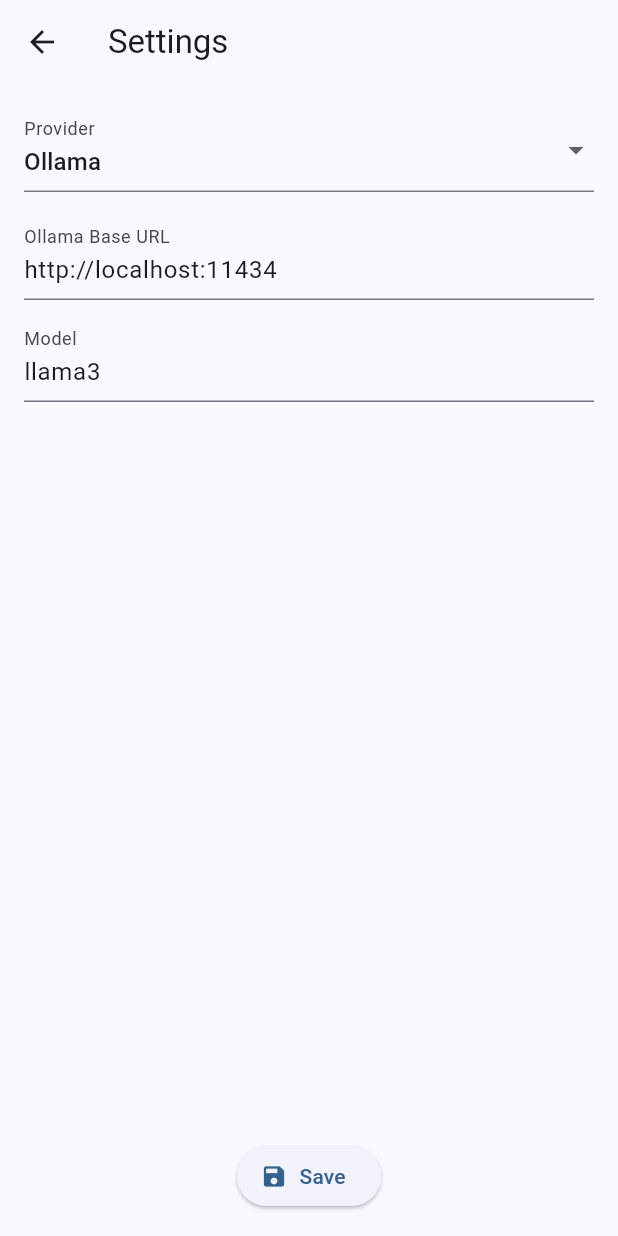
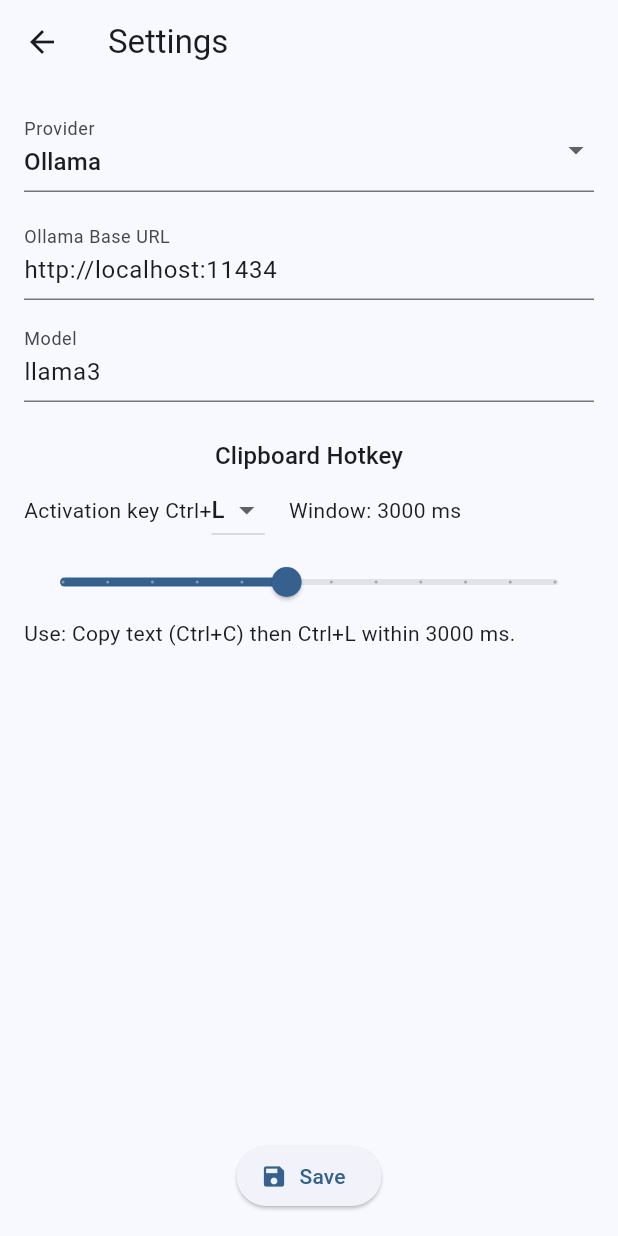
Before and after one commit to zahasoftware/translator_api, a Flutter app: the screen it shows after launch, after a tap on the "settings" icon, on a phone screen of 412 x 824 dp. Run offline on Flutter 3.47's test engine with Material 3 defaults, Android fonts, the phone set to English and light mode, and no system bars; our stand-ins replace shared_preferences; missing offline and left inert: hotkey_manager, launch_at_startup, tray_manager, window_manager; statements that could not run were skipped.

Commit message:
Try icon and pasting clipboard

```diff
--- a/lib/features/settings/theme_provider.dart
+++ b/lib/features/settings/theme_provider.dart
@@ -2,25 +2,35 @@ import 'package:flutter/material.dart';
 import 'package:shared_preferences/shared_preferences.dart';
 
 class ThemeProvider extends ChangeNotifier {
+  static const _prefsKey = 'theme_mode';
   ThemeMode _mode = ThemeMode.system;
   ThemeMode get mode => _mode;
 
-  Future<void> init() async {
+  Future<void> load() async {
     final prefs = await SharedPreferences.getInstance();
-    final stored = prefs.getString('theme_mode');
-    if (stored != null) {
-      _mode = ThemeMode.values.firstWhere(
-        (m) => m.name == stored,
-        orElse: () => ThemeMode.system,
-      );
+    final raw = prefs.getString(_prefsKey);
+    switch (raw) {
+      case 'light':
+        _mode = ThemeMode.light;
+        break;
+      case 'dark':
+        _mode = ThemeMode.dark;
+        break;
+      case 'system':
+      default:
+        _mode = ThemeMode.system;
     }
     notifyListeners();
   }
 
-  Future<void> setMode(ThemeMode mode) async {
-    _mode = mode;
+  Future<void> setMode(ThemeMode m) async {
+    if (_mode == m) return;
+    _mode = m;
     final prefs = await SharedPreferences.getInstance();
-    await prefs.setString('theme_mode', mode.name);
+    await prefs.setString(
+      _prefsKey,
+      m == ThemeMode.system ? 'system' : m == ThemeMode.light ? 'light' : 'dark',
+    );
     notifyListeners();
   }
 }
--- a/lib/features/translation/translation_provider.dart
+++ b/lib/features/translation/translation_provider.dart
@@ -1,4 +1,5 @@
 import 'package:flutter/foundation.dart';
+import 'package:flutter/services.dart';
 import 'package:shared_preferences/shared_preferences.dart';
 import 'package:translator_app/features/translation/ollama_translation_service.dart';
 import 'package:translator_app/features/translation/azure_translation_service.dart';
@@ -27,6 +28,15 @@ class TranslationProvider extends ChangeNotifier {
   String get azureRegion => _azureRegion;
   TranslationService get service => _service;
 
+  // Hotkey state (added)
+  String _sourceText = '';
+  TranslationResult? _lastResult;
+  String _defaultTargetLang = 'en';
+
+  String get sourceText => _sourceText;
+  TranslationResult? get lastResult => _lastResult;
+  String get defaultTargetLang => _defaultTargetLang;
+
   bool _initialized = false;
   bool get initialized => _initialized;
 
@@ -38,6 +48,7 @@ class TranslationProvider extends ChangeNotifier {
     _azureEndpoint = prefs.getString('azure_endpoint') ?? _azureEndpoint;
     _azureKey = prefs.getString('azure_key') ?? _azureKey;
     _azureRegion = prefs.getString('azure_region') ?? _azureRegion;
+    _defaultTargetLang = prefs.getString('default_target_lang') ?? _defaultTargetLang;
     _service = _buildService();
     _initialized = true;
     notifyListeners();
@@ -57,6 +68,7 @@ class TranslationProvider extends ChangeNotifier {
     String? azureEndpoint,
     String? azureKey,
     String? azureRegion,
+    String? defaultTargetLang,
   }) async {
     final prefs = await SharedPreferences.getInstance();
     if (providerId != null) {
@@ -68,8 +80,48 @@ class TranslationProvider extends ChangeNotifier {
     if (azureEndpoint != null) { _azureEndpoint = azureEndpoint; await prefs.setString('azure_endpoint', azureEndpoint); }
     if (azureKey != null) { _azureKey = azureKey; await prefs.setString('azure_key', azureKey); }
     if (azureRegion != null) { _azureRegion = azureRegion; await prefs.setString('azure_region', azureRegion); }
+    if (defaultTargetLang != null) {
+      _defaultTargetLang = defaultTargetLang;
+      await prefs.setString('default_target_lang', defaultTargetLang);
+    }
     _service = _buildService();
     notifyListeners();
+  }
+
+  void setSourceText(String v) {
+    _sourceText = v;
+    notifyListeners();
+  }
+
+  Future<TranslationResult> performTranslate({
+    required String text,
+    String sourceLang = 'auto',
+    String? targetLang,
+    String? modelOverride,
+  }) async {
+    _sourceText = text;
+    notifyListeners();
+    final r = await _service.translate(
+      text: text,
+      targetLang: targetLang ?? _defaultTargetLang,
+      sourceLang: sourceLang,
+      options: TranslationOptions(model: modelOverride ?? _model),
+    );
+    _lastResult = r;
+    notifyListeners();
+    return r;
+  }
+
+  Future<TranslationResult?> translateCurrent() async {
+    if (_sourceText.trim().isEmpty) return null;
+    return performTranslate(text: _sourceText);
+  }
+
+  Future<TranslationResult?> translateFromClipboard() async {
+    final d = await Clipboard.getData('text/plain');
+    final t = d?.text?.trim() ?? '';
+    if (t.isEmpty) return null;
+    return performTranslate(text: t);
   }
 
   Future<TranslationResult> translate({
--- a/lib/main.dart
+++ b/lib/main.dart
@@ -1,26 +1,49 @@
+import 'dart:io';
+import 'package:flutter/foundation.dart';
+import 'package:hotkey_manager/hotkey_manager.dart';
+import 'package:window_manager/window_manager.dart';
 import 'package:flutter/material.dart';
 import 'package:provider/provider.dart';
 import 'package:translator_app/features/translation/translation_provider.dart';
 import 'package:translator_app/features/settings/theme_provider.dart';
 import 'package:translator_app/features/history/translation_history_provider.dart';
+import 'package:translator_app/services/hotkey_activation_service.dart';
+import 'package:translator_app/services/tray_startup_provider.dart';
 
-void main() {
-  runApp(const TranslatorRoot());
-}
+void main() async {
+  WidgetsFlutterBinding.ensureInitialized();
+  if (!kIsWeb && (Platform.isWindows || Platform.isLinux || Platform.isMacOS)) {
+    await windowManager.ensureInitialized();
+    const opts = WindowOptions(
+      size: Size(1000, 720),
+      center: true,
+      title: 'Translator',
+    );
+    windowManager.waitUntilReadyToShow(opts, () async {
+      await windowManager.show();
+      await windowManager.focus();
+    });
+  }
 
-class TranslatorRoot extends StatelessWidget {
-  const TranslatorRoot({super.key});
-  @override
-  Widget build(BuildContext context) {
-    return MultiProvider(
+  final translationProvider = TranslationProvider();
+  await translationProvider.init();
+  final trayProvider = TrayStartupProvider();
+  trayProvider.attach(translationProvider);
+  await trayProvider.load();
+
+  runApp(
+    MultiProvider(
       providers: [
-        ChangeNotifierProvider(create: (_) => TranslationProvider()..init()),
-        ChangeNotifierProvider(create: (_) => ThemeProvider()..init()),
-        ChangeNotifierProvider(create: (_) => TranslationHistoryProvider()..init()),
+        ChangeNotifierProvider.value(value: translationProvider),
+        ChangeNotifierProvider(create: (_) => ThemeProvider()..load()),
+        ChangeNotifierProvider(create: (_) => TranslationHistoryProvider()..load()),
+        ChangeNotifierProvider.value(value: trayProvider),
       ],
       child: const MyApp(),
-    );
-  }
+    ),
+  );
+
+  HotkeyActivationService.instance.register(translationProvider);
 }
 
 class MyApp extends StatelessWidget {
@@ -36,6 +59,28 @@ class MyApp extends StatelessWidget {
       darkTheme: ThemeData.dark(useMaterial3: true).copyWith(colorScheme: ColorScheme.fromSeed(seedColor: Colors.blue, brightness: Brightness.dark)),
       home: const TranslatorScreen(),
     );
+  }
+}
+
+extension HotkeyActivationServiceUpdate on HotkeyActivationService {
+  void update({
+    String? newActivationKey,
+    int? newWindowMs,
+    required TranslationProvider provider,
+  }) {
+    bool changed = false;
+    if (newActivationKey != null && newActivationKey != activationKey) {
+      activationKey = newActivationKey;
+      changed = true;
+    }
+    if (newWindowMs != null && newWindowMs != sequenceWindowMs) {
+      sequenceWindowMs = newWindowMs;
+      changed = true;
+    }
+    if (changed) {
+      // Re-register or refresh hotkey binding after changes.
+      register(provider);
+    }
   }
 }
 
@@ -60,7 +105,11 @@ class _TranslatorScreenState extends State<TranslatorScreen> {
     if (text.isEmpty) return;
     setState(() { _loading = true; _error = null; });
     try {
-      final res = await provider.translate(text: text, targetLang: _targetLang, sourceLang: _sourceLang);
+      final res = await provider.performTranslate(
+        text: text,
+        targetLang: _targetLang,
+        sourceLang: _sourceLang,
+      );
       _outputController.text = res.text;
       await history.add(
         TranslationEntry(
@@ -88,6 +137,24 @@ class _TranslatorScreenState extends State<TranslatorScreen> {
   @override
   Widget build(BuildContext context) {
     final provider = context.watch<TranslationProvider>();
+
+    // --- Sync provider -> text controllers (hotkey updates) ---
+    if (provider.sourceText.isNotEmpty &&
+        provider.sourceText != _inputController.text) {
+      final atEnd = _inputController.selection.end == _inputController.text.length;
+      _inputController.text = provider.sourceText;
+      if (atEnd) {
+        _inputController.selection =
+            TextSelection.collapsed(offset: provider.sourceText.length);
+      }
+    }
+    if (provider.lastResult != null &&
+        provider.lastResult!.text.isNotEmpty &&
+        provider.lastResult!.text != _outputController.text) {
+      _outputController.text = provider.lastResult!.text;
+    }
+    // ----------------------------------------------------------
+
     return Scaffold(
       appBar: AppBar(
         title: const Text('Translator'),
@@ -112,7 +179,9 @@ class _TranslatorScreenState extends State<TranslatorScreen> {
           ),
         ],
       ),
-      body: provider.initialized ? _buildBody() : const Center(child: CircularProgressIndicator()),
+      body: provider.initialized
+          ? _buildBody()
+          : const Center(child: CircularProgressIndicator()),
     );
   }
 
@@ -385,6 +454,43 @@ class _SettingsScreenState extends State<SettingsScreen> {
               decoration: const InputDecoration(labelText: 'Azure Region', hintText: 'global or region'),
             ),
           ],
+          const SizedBox(height: 24),
+          Text('Clipboard Hotkey', style: Theme.of(context).textTheme.titleMedium),
+          StatefulBuilder(builder: (ctx, setInner) {
+            final svc = HotkeyActivationService.instance;
+            final tp = context.read<TranslationProvider>();
+            return Column(
+              crossAxisAlignment: CrossAxisAlignment.start,
+              children: [
+                Row(children: [
+                  const Text('Activation key Ctrl+'),
+                  DropdownButton<String>(
+                    value: svc.activationKey,
+                    items: ['L','K','T','Y','H']
+                        .map((k)=>DropdownMenuItem(value:k, child: Text(k)))
+                        .toList(),
+                    onChanged: (v){
+                      if (v==null) return;
+                      svc.update(newActivationKey: v, provider: tp);
+                      setInner((){});
+                    },
+                  ),
+                  const SizedBox(width:16),
+                  Text('Window: ${svc.sequenceWindowMs} ms'),
+                ]),
+                Slider(
+                  min:500, max:6000, divisions:11,
+                  value: svc.sequenceWindowMs.toDouble(),
+                  label: '${svc.sequenceWindowMs}',
+                  onChanged:(val){
+                    svc.update(newWindowMs: val.round(), provider: tp);
+                    setInner((){});
+                  },
+                ),
+                Text('Use: Copy text (Ctrl+C) then Ctrl+${svc.activationKey} within ${svc.sequenceWindowMs} ms.')
+              ],
+            );
+          }),
           const Spacer(),
           ElevatedButton.icon(onPressed: _saving ? null : _save, icon: const Icon(Icons.save), label: _saving ? const Text('Saving...') : const Text('Save'))
         ]),
--- /dev/null
+++ b/lib/services/hotkey_activation_service.dart
@@ -0,0 +1,119 @@
+import 'package:flutter/services.dart';
+import 'package:hotkey_manager/hotkey_manager.dart';
+import 'package:window_manager/window_manager.dart';
+import '../features/translation/translation_provider.dart';
+
+/// Reverted version: requires sequence Ctrl+C then Ctrl+<activationKey>
+/// within [sequenceWindowMs]. Falls back to single Ctrl+<activationKey>
+/// if Ctrl+C global registration fails (some platforms disallow).
+class HotkeyActivationService {
+  HotkeyActivationService._();
+  static final instance = HotkeyActivationService._();
+
+  String activationKey = 'L';
+  int sequenceWindowMs = 3000;
+
+  HotKey? _copyHotKey;
+  HotKey? _activationHotKey;
+
+  DateTime? _lastCopyAt;
+  String? _cachedCopied;
+  bool _copyRegistered = false;
+
+  Future<void> register(TranslationProvider provider) async {
+    await hotKeyManager.unregisterAll();
+    _copyRegistered = false;
+
+    // Try to register global Ctrl+C (may fail on some platforms)
+    _copyHotKey = HotKey(
+      key: LogicalKeyboardKey.keyC,
+      modifiers: [HotKeyModifier.control],
+      scope: HotKeyScope.system,
+    );
+    try {
+      await hotKeyManager.register(_copyHotKey!, keyDownHandler: (_) async {
+        // Let the normal copy finish
+        await Future.delayed(const Duration(milliseconds: 40));
+        final data = await Clipboard.getData('text/plain');
+        final txt = data?.text?.trim();
+        if (txt == null || txt.isEmpty) return;
+        _cachedCopied = txt;
+        _lastCopyAt = DateTime.now();
+      });
+      _copyRegistered = true;
+    } catch (_) {
+      // Ignore – fallback will work (single key translation)
+      _copyRegistered = false;
+    }
+
+    _activationHotKey = HotKey(
+      key: _mapLetterKey(activationKey),
+      modifiers: const [HotKeyModifier.control],
+      scope: HotKeyScope.system,
+    );
+
+    try {
+      await hotKeyManager.register(_activationHotKey!, keyDownHandler: (_) async {
+        // If copy hotkey registered, enforce sequence window.
+        if (_copyRegistered) {
+            if (_lastCopyAt == null) return;
+            if (DateTime.now().difference(_lastCopyAt!).inMilliseconds > sequenceWindowMs) return;
+        }
+        // Read clipboard (fresh – user might have copied without our capture if registration failed)
+        final data = await Clipboard.getData('text/plain');
+        final txt = data?.text?.trim();
+        if (txt == null || txt.isEmpty) return;
+        if (!await windowManager.isVisible()) await windowManager.show();
+        await windowManager.focus();
+        provider.setSourceText(txt);
+        await provider.performTranslate(text: txt);
+      });
+    } catch (_) {
+      // Do nothing if activation registration fails
+    }
+  }
+
+  void updateConfig({
+    String? newActivationKey,
+    int? newSequenceWindowMs,
+    required TranslationProvider provider,
+  }) {
+    if (newActivationKey != null) activationKey = newActivationKey.toUpperCase();
+    if (newSequenceWindowMs != null && newSequenceWindowMs > 0) {
+      sequenceWindowMs = newSequenceWindowMs;
+    }
+    register(provider);
+  }
+
+  LogicalKeyboardKey _mapLetterKey(String ch) {
+    switch (ch.toUpperCase()) {
+      case 'A': return LogicalKeyboardKey.keyA;
+      case 'B': return LogicalKeyboardKey.keyB;
+      case 'C': return LogicalKeyboardKey.keyC;
+      case 'D': return LogicalKeyboardKey.keyD;
+      case 'E': return LogicalKeyboardKey.keyE;
+      case 'F': return LogicalKeyboardKey.keyF;
+      case 'G': return LogicalKeyboardKey.keyG;
+      case 'H': return LogicalKeyboardKey.keyH;
+      case 'I': return LogicalKeyboardKey.keyI;
+      case 'J': return LogicalKeyboardKey.keyJ;
+      case 'K': return LogicalKeyboardKey.keyK;
+      case 'L': return LogicalKeyboardKey.keyL;
+      case 'M': return LogicalKeyboardKey.keyM;
+      case 'N': return LogicalKeyboardKey.keyN;
+      case 'O': return LogicalKeyboardKey.keyO;
+      case 'P': return LogicalKeyboardKey.keyP;
+      case 'Q': return LogicalKeyboardKey.keyQ;
+      case 'R': return LogicalKeyboardKey.keyR;
+      case 'S': return LogicalKeyboardKey.keyS;
+      case 'T': return LogicalKeyboardKey.keyT;
+      case 'U': return LogicalKeyboardKey.keyU;
+      case 'V': return LogicalKeyboardKey.keyV;
+      case 'W': return LogicalKeyboardKey.keyW;
+      case 'X': return LogicalKeyboardKey.keyX;
+      case 'Y': return LogicalKeyboardKey.keyY;
+      case 'Z': return LogicalKeyboardKey.keyZ;
+      default:  return LogicalKeyboardKey.keyL;
+    }
+  }
+}
```
Also changed, not shown: lib/features/history/translation_history_provider.dart (+40 -16 lines), lib/services/tray_startup_provider.dart (added, +153 -0 lines), pubspec.yaml (+8 -17 lines), pubspec.lock, 5 other files.
